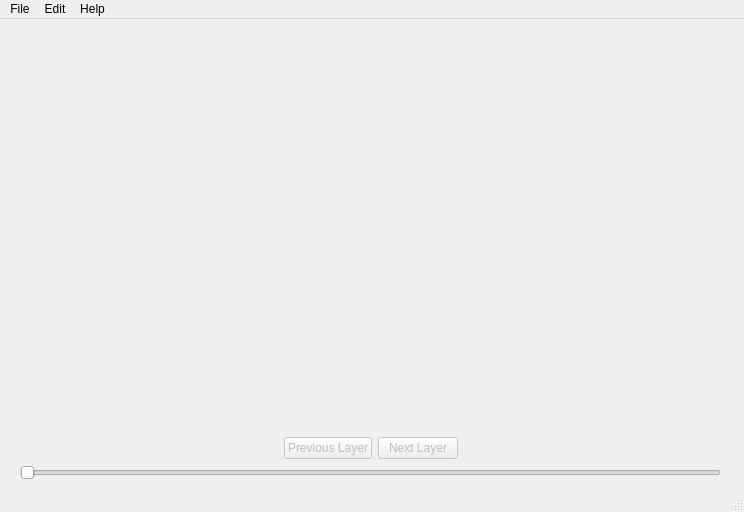
This is I3C_ImageCreator/mainwindow.ui in pgTech123/I3C_FileCreator as Qt 5 draws it before an edit. The edited form follows.
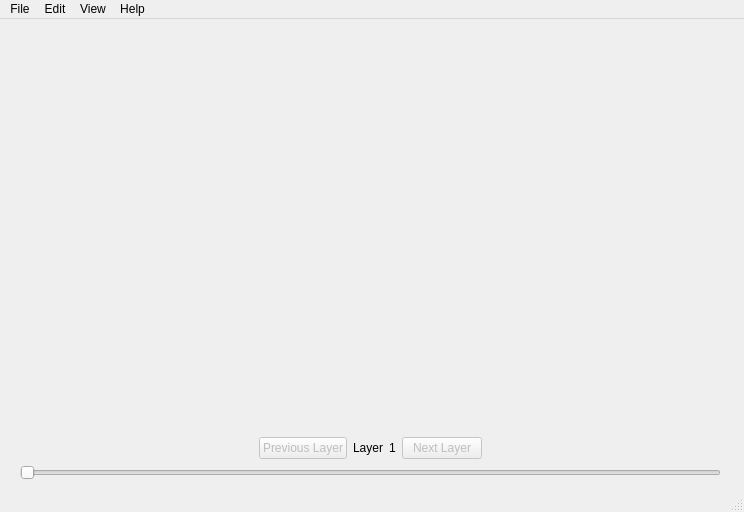
This is the edited form.

The edit to the form file:
```diff
--- a/I3C_ImageCreator/mainwindow.ui
+++ b/I3C_ImageCreator/mainwindow.ui
@@ -63,7 +63,21 @@
         </widget>
        </item>
        <item>
-        <widget class="QPushButton" name="pushButton_2">
+        <widget class="QLabel" name="labelLayer">
+         <property name="text">
+          <string>Layer</string>
+         </property>
+        </widget>
+       </item>
+       <item>
+        <widget class="QLabel" name="labelLayerValue">
+         <property name="text">
+          <string>1</string>
+         </property>
+        </widget>
+       </item>
+       <item>
+        <widget class="QPushButton" name="pushButtonNext">
          <property name="enabled">
           <bool>false</bool>
          </property>
@@ -161,8 +175,15 @@
     </property>
     <addaction name="actionAbout_Us"/>
    </widget>
+   <widget class="QMenu" name="menuView">
+    <property name="title">
+     <string>View</string>
+    </property>
+    <addaction name="actionPainting_Window"/>
+   </widget>
    <addaction name="menuFile"/>
    <addaction name="menuEdit"/>
+   <addaction name="menuView"/>
    <addaction name="menuHelp"/>
   </widget>
   <widget class="QStatusBar" name="statusbar"/>
```
Left out of the diff: 20 changed lines with no effect on the pictures.
